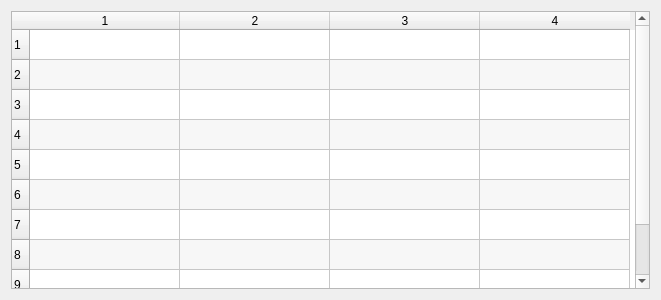
Above: src/DNNLab/FrameNetwork.ui from edeforas/BeeDNN before the change. Below: the same form after it.
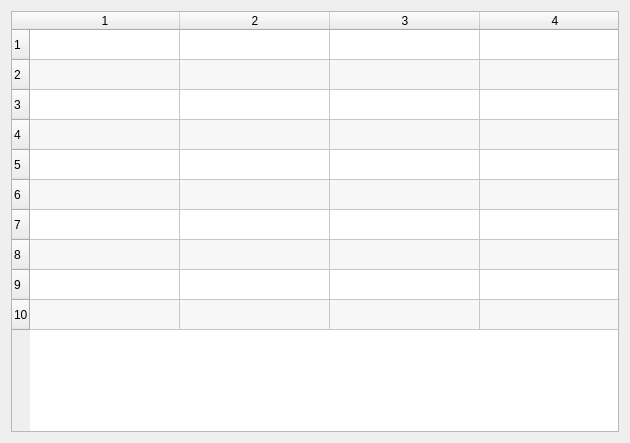
That is the form after the change.

The edit to the form file:
```diff
--- a/src/DNNLab/FrameNetwork.ui
+++ b/src/DNNLab/FrameNetwork.ui
@@ -6,10 +6,16 @@
    <rect>
     <x>0</x>
     <y>0</y>
-    <width>661</width>
-    <height>300</height>
+    <width>630</width>
+    <height>443</height>
    </rect>
   </property>
+  <property name="sizePolicy">
+   <sizepolicy hsizetype="Preferred" vsizetype="Expanding">
+    <horstretch>0</horstretch>
+    <verstretch>0</verstretch>
+   </sizepolicy>
+  </property>
   <property name="windowTitle">
    <string>Frame</string>
   </property>
@@ -25,7 +31,7 @@
      <property name="minimumSize">
       <size>
        <width>600</width>
-       <height>0</height>
+       <height>200</height>
       </size>
      </property>
      <property name="horizontalScrollBarPolicy">
```
